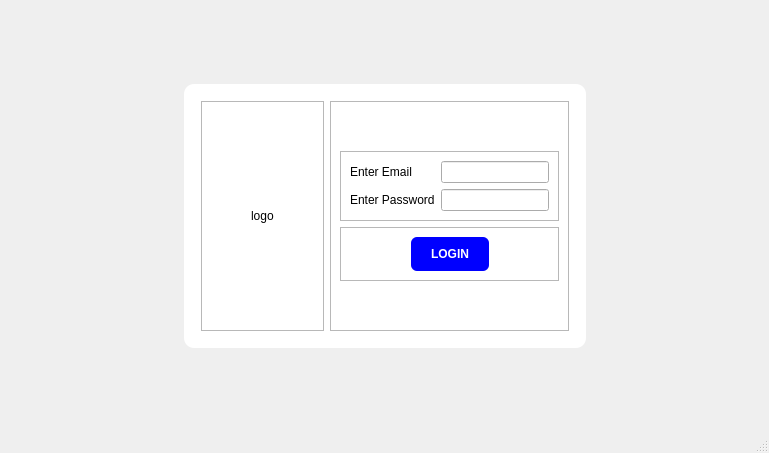
Jeffrey-Ragland/pyqt5IOCLTwo, file Assets/UiFiles/newLogin.ui: the form before one commit.
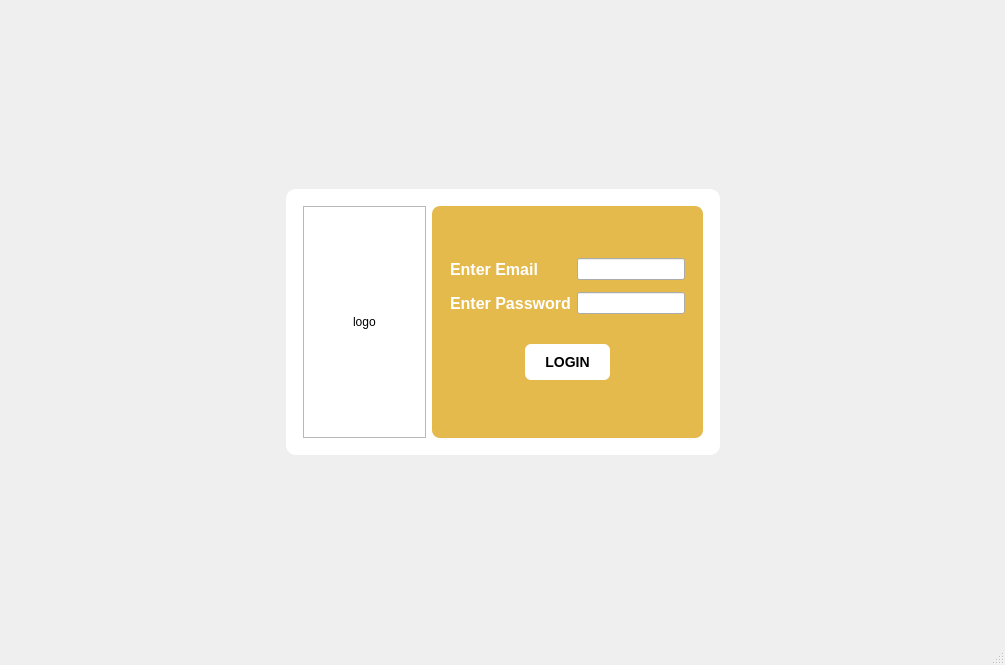
The form after the commit.

Commit message: copyright label added

```diff
--- a/Assets/UiFiles/newLogin.ui
+++ b/Assets/UiFiles/newLogin.ui
@@ -6,8 +6,8 @@
    <rect>
     <x>0</x>
     <y>0</y>
-    <width>769</width>
-    <height>453</height>
+    <width>1005</width>
+    <height>665</height>
    </rect>
   </property>
   <property name="windowTitle">
@@ -59,6 +59,9 @@
       <layout class="QHBoxLayout" name="horizontalLayout_2">
        <item>
         <widget class="QFrame" name="frame_4">
+         <property name="styleSheet">
+          <string notr="true"/>
+         </property>
          <property name="frameShape">
           <enum>QFrame::StyledPanel</enum>
          </property>
@@ -130,13 +133,22 @@
        </item>
        <item>
         <widget class="QFrame" name="frame_3">
+         <property name="styleSheet">
+          <string notr="true">QFrame {
+	background-color: rgb(228, 186, 76);
+	border-radius: 8px;
+}</string>
+         </property>
          <property name="frameShape">
           <enum>QFrame::StyledPanel</enum>
          </property>
          <property name="frameShadow">
           <enum>QFrame::Raised</enum>
          </property>
-         <layout class="QVBoxLayout" name="verticalLayout">
+         <layout class="QVBoxLayout" name="verticalLayout" stretch="1,2,2,1">
+          <property name="spacing">
+           <number>6</number>
+          </property>
           <item>
            <spacer name="verticalSpacer">
             <property name="orientation">
@@ -152,6 +164,13 @@
           </item>
           <item>
            <widget class="QFrame" name="frame">
+            <property name="styleSheet">
+             <string notr="true">QLabel {
+	font-size: 16px;
+	font-weight: 500;
+	color: white;
+}</string>
+            </property>
             <property name="frameShape">
              <enum>QFrame::StyledPanel</enum>
             </property>
@@ -159,6 +178,9 @@
              <enum>QFrame::Raised</enum>
             </property>
             <layout class="QFormLayout" name="formLayout">
+             <property name="verticalSpacing">
+              <number>12</number>
+             </property>
              <item row="0" column="0">
               <widget class="QLabel" name="label">
                <property name="text">
@@ -208,11 +230,12 @@
               <widget class="QPushButton" name="loginButton">
                <property name="styleSheet">
                 <string notr="true">#loginButton {
-    background-color: rgb(0, 0, 255);
-    color: white;
+    background-color: white;
+    color: black;
 	border-radius: 6px;
 	padding: 10px 20px;
 	font: bold;
+	font-size: 14px;
 }
 
 
```
Left out of the diff: 4 changed lines with no effect on the pictures. The commit also changes 6 other files.
